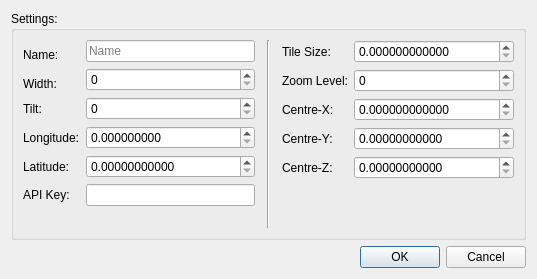
3drepo/3drepogui, file forms/repo_dialog_map.ui: the form before one commit.
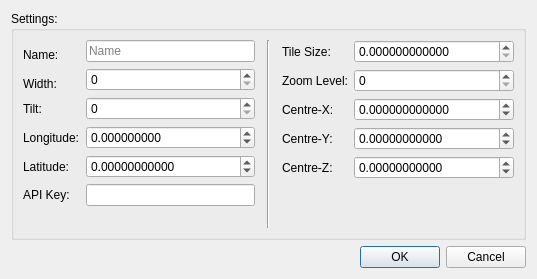
The form after the commit.

Commit message: #125 increase range on spin boxes for map

Patch:
```diff
--- a/forms/repo_dialog_map.ui
+++ b/forms/repo_dialog_map.ui
@@ -72,6 +72,12 @@
            <property name="decimals">
             <number>9</number>
            </property>
+           <property name="minimum">
+            <double>-360.000000000000000</double>
+           </property>
+           <property name="maximum">
+            <double>360.000000000000000</double>
+           </property>
           </widget>
          </item>
          <item row="3" column="0">
@@ -93,6 +99,12 @@
            <property name="decimals">
             <number>11</number>
            </property>
+           <property name="minimum">
+            <double>-360.000000000000000</double>
+           </property>
+           <property name="maximum">
+            <double>360.000000000000000</double>
+           </property>
           </widget>
          </item>
          <item row="0" column="0">
@@ -189,6 +201,12 @@
            <property name="decimals">
             <number>12</number>
            </property>
+           <property name="minimum">
+            <double>-9999999.999989999458194</double>
+           </property>
+           <property name="maximum">
+            <double>9999999.999989999458194</double>
+           </property>
           </widget>
          </item>
          <item row="3" column="0">
@@ -203,6 +221,12 @@
            <property name="decimals">
             <number>11</number>
            </property>
+           <property name="minimum">
+            <double>-9999999.999989999458194</double>
+           </property>
+           <property name="maximum">
+            <double>9999999.999989999458194</double>
+           </property>
           </widget>
          </item>
          <item row="4" column="0">
@@ -217,6 +241,12 @@
            <property name="decimals">
             <number>11</number>
            </property>
+           <property name="minimum">
+            <double>-9999999.999989999458194</double>
+           </property>
+           <property name="maximum">
+            <double>9999999.999989999458194</double>
+           </property>
           </widget>
          </item>
         </layout>
```
